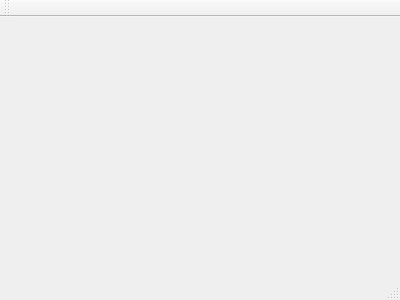
The window that TowerProject/mainwindow.ui (PaulCode/Tower-iLLuminati) describes before a commit, drawn with Qt 5.
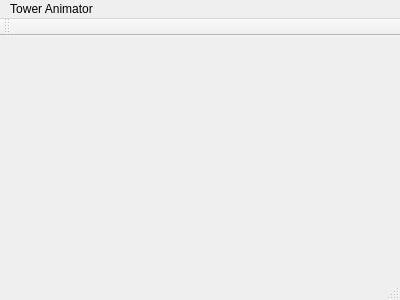
The same window after the commit.

Diff of the .ui file:
```diff
--- a/TowerProject/mainwindow.ui
+++ b/TowerProject/mainwindow.ui
@@ -12,13 +12,34 @@
   <property name="windowTitle" >
    <string>MainWindow</string>
   </property>
-  <widget class="QMenuBar" name="menuBar" />
-  <widget class="QToolBar" name="mainToolBar" />
-  <widget class="QWidget" name="centralWidget" />
-  <widget class="QStatusBar" name="statusBar" />
+  <widget class="QWidget" name="centralWidget"/>
+  <widget class="QMenuBar" name="menuBar">
+   <property name="geometry">
+    <rect>
+     <x>0</x>
+     <y>0</y>
+     <width>400</width>
+     <height>21</height>
+    </rect>
+   </property>
+   <widget class="QMenu" name="menuTower_Animator">
+    <property name="title">
+     <string>Tower Animator</string>
+    </property>
+   </widget>
+   <addaction name="menuTower_Animator"/>
+  </widget>
+  <widget class="QToolBar" name="mainToolBar">
+   <attribute name="toolBarArea">
+    <enum>TopToolBarArea</enum>
+   </attribute>
+   <attribute name="toolBarBreak">
+    <bool>false</bool>
+   </attribute>
+  </widget>
+  <widget class="QStatusBar" name="statusBar"/>
  </widget>
- <layoutDefault spacing="6" margin="11" />
- <pixmapfunction></pixmapfunction>
+ <layoutdefault spacing="6" margin="11"/>
  <resources/>
  <connections/>
 </ui>
```
Left out of the diff: 7 changed lines with no effect on the pictures.
